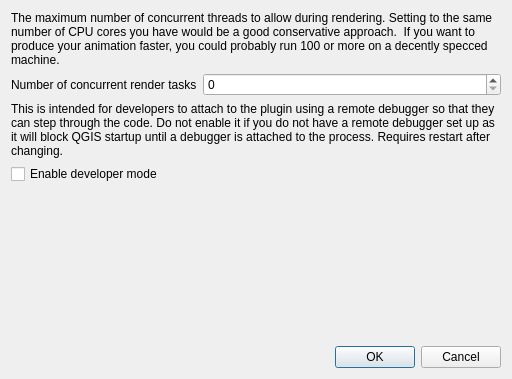
Old version of the form ui/workbench_settings_base.ui in the repository timlinux/QGISAnimationWorkbench.
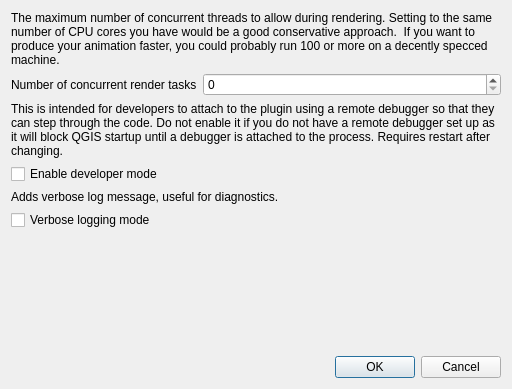
New version of the form.

Commit message: Added verbose logging flag and messages

```diff
--- a/ui/workbench_settings_base.ui
+++ b/ui/workbench_settings_base.ui
@@ -7,7 +7,7 @@
     <x>0</x>
     <y>0</y>
     <width>512</width>
-    <height>379</height>
+    <height>389</height>
    </rect>
   </property>
   <property name="windowTitle">
@@ -44,14 +44,31 @@
      </property>
     </widget>
    </item>
-   <item row="3" column="0" colspan="2">
+   <item row="3" column="0">
     <widget class="QCheckBox" name="debug_mode_checkbox">
      <property name="text">
       <string>Enable developer mode</string>
      </property>
     </widget>
    </item>
-   <item row="4" column="1">
+   <item row="4" column="0" colspan="3">
+    <widget class="QLabel" name="verbose_mode_description">
+     <property name="text">
+      <string>Adds verbose log message, useful for diagnostics.</string>
+     </property>
+     <property name="wordWrap">
+      <bool>true</bool>
+     </property>
+    </widget>
+   </item>
+   <item row="5" column="0">
+    <widget class="QCheckBox" name="verbose_mode_checkbox">
+     <property name="text">
+      <string>Verbose logging mode</string>
+     </property>
+    </widget>
+   </item>
+   <item row="6" column="1">
     <spacer name="verticalSpacer">
      <property name="orientation">
       <enum>Qt::Vertical</enum>
@@ -64,7 +81,7 @@
      </property>
     </spacer>
    </item>
-   <item row="5" column="2">
+   <item row="7" column="2">
     <widget class="QDialogButtonBox" name="button_box">
      <property name="orientation">
       <enum>Qt::Horizontal</enum>
```
The commit also changes 4 other files.
